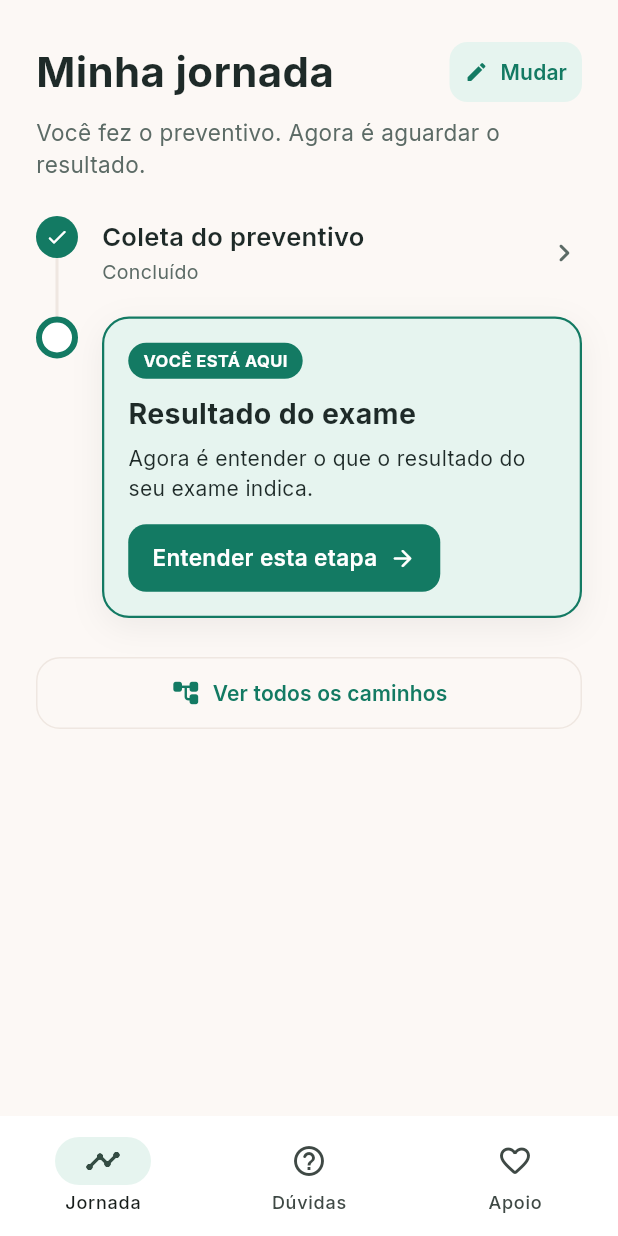
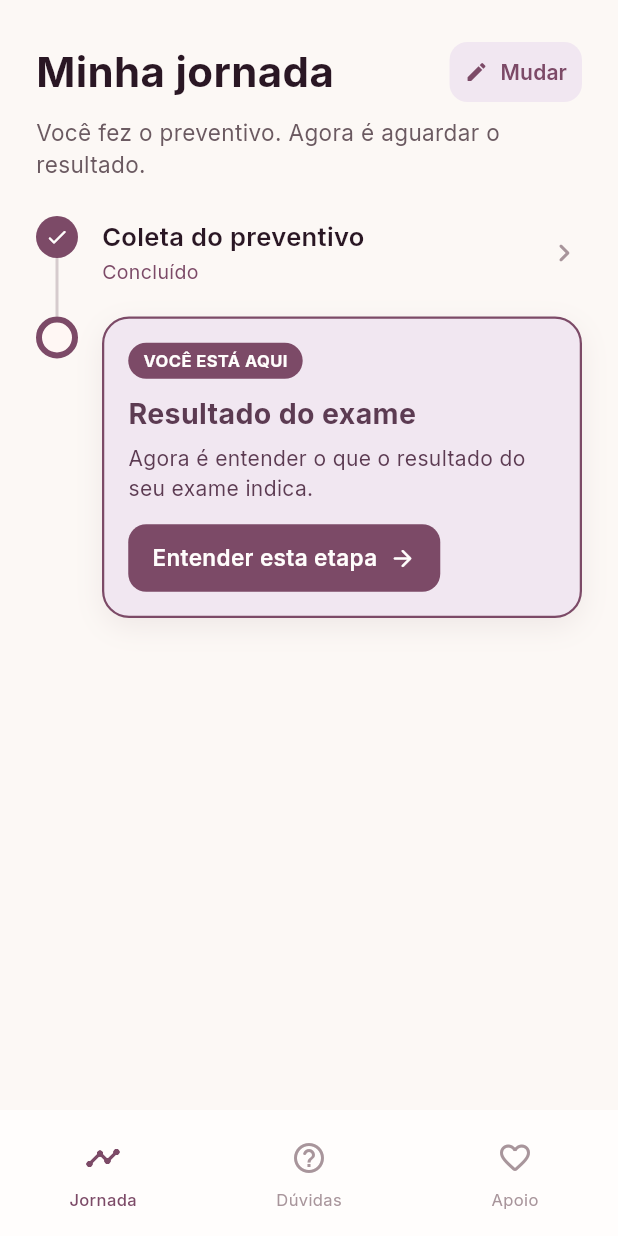
Before and after one commit to sandrogomes7/projeto-acolher-ace4, a Flutter app: the screen it shows after launch, after a tap on "Pular", after a tap on "Fiz o exame preventivo Papanicolau ou Te", on a phone screen of 412 x 824 dp. Run offline on Flutter 3.47's test engine with Material 3 defaults, Android fonts, the phone set to English and light mode, and no system bars; our stand-ins replace google_fonts, just_audio.

Commit message:
style: align journey UI with design tokens

```diff
--- a/lib/data/content.dart
+++ b/lib/data/content.dart
@@ -278,11 +278,9 @@ class PlannedStep {
 class JourneyPlan {
   final String headline;
   final List<PlannedStep> steps;
-  final bool exploreAll;
   const JourneyPlan({
     required this.headline,
     required this.steps,
-    this.exploreAll = false,
   });
 }
 
@@ -338,70 +336,18 @@ JourneyPlan journeyForOnboarding(int index) {
       );
     case 5: // Não sei — quero ver tudo
     default:
-      return const JourneyPlan(
-        headline: 'Veja todos os caminhos possíveis, com calma.',
-        steps: [],
-        exploreAll: true,
+      return JourneyPlan(
+        headline: 'Veja a jornada completa, com calma.',
+        steps: [
+          _p('coleta', StepStatus.current, 'Comece por aqui'),
+          _p('resultado', StepStatus.next, 'Próxima etapa'),
+          _p('encaminhamento', StepStatus.later, 'Depois'),
+          _p('colposcopia', StepStatus.later, 'Depois'),
+          _p('acompanhamento', StepStatus.later, 'Depois'),
+        ],
       );
   }
 }
-
-/// ===================================================================
-/// FLUXOGRAMA COMPLETO — usado na tela "Todos os caminhos"
-/// (espelha o diagrama do projeto)
-/// ===================================================================
-class PathBranch {
-  final String label; // "Resultado normal"
-  final String code; // "NILM"
-  final String summary;
-  final BranchTone tone;
-  final List<String> stepIds; // nós a abrir, em ordem
-  const PathBranch(
-      this.label, this.code, this.summary, this.tone, this.stepIds);
-}
-
-enum BranchTone { calm, attention, refer }
-
-const List<PathBranch> allPaths = [
-  PathBranch(
-    'Resultado normal',
-    'NILM',
-    'Sem alteração. Você volta para a rotina do posto (a cada 3 anos).',
-    BranchTone.calm,
-    ['coleta', 'resultado', 'rotina'],
-  ),
-  PathBranch(
-    'Alteração leve',
-    'ASC-US · LSIL',
-    'Alteração pequena. Muitas regridem sozinhas — você só repete o exame.',
-    BranchTone.attention,
-    ['coleta', 'resultado', 'repetir'],
-  ),
-  PathBranch(
-    'Alteração importante',
-    'ASC-H · HSIL · AGC · AIS',
-    'Vai para colposcopia, biópsia e conduta conforme o resultado.',
-    BranchTone.refer,
-    ['coleta', 'resultado', 'encaminhamento', 'colposcopia', 'acompanhamento'],
-  ),
-];
-
-/// Caminhos do Teste de DNA-HPV (texto resumido do fluxograma).
-class HpvPath {
-  final String label;
-  final String conduct;
-  final BranchTone tone;
-  const HpvPath(this.label, this.conduct, this.tone);
-}
-
-const List<HpvPath> hpvPaths = [
-  HpvPath(
-      'HPV negativo', 'Rotina — repetir em cerca de 5 anos.', BranchTone.calm),
-  HpvPath('HPV positivo + citologia normal', 'Repetir o teste em 12 meses.',
-      BranchTone.attention),
-  HpvPath('HPV positivo + citologia alterada', 'Colposcopia imediata.',
-      BranchTone.refer),
-];
 
 /// ---------- Tira-dúvidas ----------
 class FaqItem {
--- a/lib/screens/home_shell.dart
+++ b/lib/screens/home_shell.dart
@@ -41,11 +41,41 @@ class _HomeShellState extends State<HomeShell> {
 
     return Scaffold(
       body: SafeArea(bottom: false, child: pages[_index]),
-      bottomNavigationBar: NavigationBar(
+      bottomNavigationBar: DecoratedBox(
+        decoration: const BoxDecoration(
+          color: AppColors.bgSurface,
+          border: Border(
+            top: BorderSide(color: AppColors.borderWarm, width: 1),
+          ),
+        ),
+        child: NavigationBarTheme(
+          data: NavigationBarThemeData(
+            backgroundColor: AppColors.bgSurface,
+            surfaceTintColor: Colors.transparent,
+            shadowColor: Colors.transparent,
+            indicatorColor: Colors.transparent,
+            elevation: 0,
+            height: 84,
+            iconTheme: WidgetStateProperty.resolveWith((states) {
+              final color = states.contains(WidgetState.selected)
+                  ? AppColors.primaryPlum
+                  : AppColors.textMutedWarm;
+              return IconThemeData(color: color, size: 24);
+            }),
+            labelTextStyle: WidgetStateProperty.resolveWith((states) {
+              final selected = states.contains(WidgetState.selected);
+              return TextStyle(
+                color:
+                    selected ? AppColors.primaryPlum : AppColors.textMutedWarm,
+                fontSize: 11,
+                fontWeight: selected ? FontWeight.w500 : FontWeight.w400,
+              );
+            }),
+          ),
+          child: NavigationBar(
             selectedIndex: _index,
             onDestinationSelected: (i) => setState(() => _index = i),
-        backgroundColor: AppColors.white,
-        indicatorColor: AppColors.surfaceSoft,
+            labelBehavior: NavigationDestinationLabelBehavior.alwaysShow,
             destinations: const [
               NavigationDestination(
                 icon: Icon(Icons.timeline_rounded),
@@ -61,6 +91,8 @@ class _HomeShellState extends State<HomeShell> {
               ),
             ],
           ),
+        ),
+      ),
     );
   }
 }
--- a/lib/screens/journey_screen.dart
+++ b/lib/screens/journey_screen.dart
@@ -2,7 +2,6 @@ import 'package:flutter/material.dart';
 
 import '../data/content.dart';
 import '../theme/app_theme.dart';
-import 'all_paths_screen.dart';
 import 'step_detail_screen.dart';
 
 /// "Minha jornada" — mostra SÓ o caminho da paciente (definido no onboarding).
@@ -12,7 +11,8 @@ class JourneyScreen extends StatelessWidget {
   final JourneyPlan plan;
   final VoidCallback? onChangeSituation;
 
-  void _openStep(BuildContext context, PlannedStep step, int number, int total) {
+  void _openStep(
+      BuildContext context, PlannedStep step, int number, int total) {
     Navigator.of(context).push(
       MaterialPageRoute(
         builder: (_) => StepDetailScreen(
@@ -28,29 +28,6 @@ class JourneyScreen extends StatelessWidget {
 
   @override
   Widget build(BuildContext context) {
-    if (plan.exploreAll) {
-      return Column(
-        children: [
-          Padding(
-            padding: const EdgeInsets.fromLTRB(24, 20, 24, 0),
-            child: Row(
-              children: [
-                const Expanded(
-                  child: Text('Todos os caminhos',
-                      style: TextStyle(
-                          fontSize: 28,
-                          fontWeight: FontWeight.w700,
-                          color: AppColors.textDark)),
-                ),
-                _ChangeButton(onTap: onChangeSituation),
-              ],
-            ),
-          ),
-          const Expanded(child: AllPathsScreen(embedded: true)),
-        ],
-      );
-    }
-
     return ListView(
       padding: const EdgeInsets.fromLTRB(24, 24, 24, 24),
       children: [
@@ -61,14 +38,15 @@ class JourneyScreen extends StatelessWidget {
                   style: TextStyle(
                       fontSize: 28,
                       fontWeight: FontWeight.w700,
-                      color: AppColors.textDark)),
+                      color: AppColors.textDarkWarm)),
             ),
             _ChangeButton(onTap: onChangeSituation),
           ],
         ),
         const SizedBox(height: 6),
         Text(plan.headline,
-            style: const TextStyle(fontSize: 15, color: AppColors.textMuted)),
+            style:
+                const TextStyle(fontSize: 15, color: AppColors.textSecondary)),
         const SizedBox(height: 24),
         ...List.generate(plan.steps.length, (i) {
           return _TimelineTile(
@@ -78,24 +56,6 @@ class JourneyScreen extends StatelessWidget {
                 _openStep(context, plan.steps[i], i + 1, plan.steps.length),
           );
         }),
-        const SizedBox(height: 8),
-        OutlinedButton.icon(
-          onPressed: () => Navigator.of(context).push(
-            MaterialPageRoute(builder: (_) => const AllPathsScreen()),
-          ),
-          icon: const Icon(Icons.account_tree_rounded,
-              color: AppColors.primary, size: 20),
-          label: const Text('Ver todos os caminhos',
-              style: TextStyle(
-                  color: AppColors.primary, fontWeight: FontWeight.w600)),
-          style: OutlinedButton.styleFrom(
-            padding: const EdgeInsets.symmetric(vertical: 14),
-            minimumSize: const Size(double.infinity, 0),
-            side: const BorderSide(color: AppColors.border, width: 1),
-            shape:
-                RoundedRectangleBorder(borderRadius: BorderRadius.circular(16)),
-          ),
-        ),
       ],
     );
   }
@@ -110,13 +70,14 @@ class _ChangeButton extends StatelessWidget {
     if (onTap == null) return const SizedBox.shrink();
     return TextButton.icon(
       onPressed: onTap,
-      icon: const Icon(Icons.edit_rounded, size: 16, color: AppColors.primary),
+      icon: const Icon(Icons.edit_rounded,
+          size: 16, color: AppColors.primaryPlum),
       label: const Text('Mudar',
-          style:
-              TextStyle(color: AppColors.primary, fontWeight: FontWeight.w600)),
+          style: TextStyle(
+              color: AppColors.primaryPlum, fontWeight: FontWeight.w600)),
       style: TextButton.styleFrom(
         padding: const EdgeInsets.symmetric(horizontal: 10, vertical: 6),
-        backgroundColor: AppColors.surfaceSoft,
+        backgroundColor: AppColors.surfaceLavender,
         shape: RoundedRectangleBorder(borderRadius: BorderRadius.circular(12)),
       ),
     );
@@ -147,7 +108,9 @@ class _TimelineTile extends StatelessWidget {
               _TimelineDot(status: step.status),
               if (!isLast)
                 Expanded(
-                  child: Container(width: 2, color: AppColors.border),
+                  child: Container(
+                      width: 2,
+                      color: AppColors.textMutedWarm.withValues(alpha: 0.45)),
                 ),
             ],
           ),
@@ -178,9 +141,9 @@ class _TimelineDot extends StatelessWidget {
           width: 28,
           height: 28,
           decoration: const BoxDecoration(
-              color: AppColors.primary, shape: BoxShape.circle),
+              color: AppColors.primaryPlum, shape: BoxShape.circle),
           child: const Icon(Icons.check_rounded,
-              size: 16, color: AppColors.white),
+              size: 16, color: AppColors.textOnPrimary),
         );
       case StepStatus.current:
         // anel verde com centro branco
@@ -188,9 +151,9 @@ class _TimelineDot extends StatelessWidget {
           width: 28,
           height: 28,
           decoration: BoxDecoration(
-            color: AppColors.white,
+            color: AppColors.bgRose,
             shape: BoxShape.circle,
-            border: Border.all(color: AppColors.primary, width: 4),
+            border: Border.all(color: AppColors.primaryPlum, width: 4),
           ),
         );
       default:
@@ -198,9 +161,9 @@ class _TimelineDot extends StatelessWidget {
           width: 28,
           height: 28,
           decoration: BoxDecoration(
-            color: AppColors.white,
+            color: AppColors.bgRose,
             shape: BoxShape.circle,
-            border: Border.all(color: AppColors.border, width: 2),
+            border: Border.all(color: AppColors.textMutedWarm, width: 2),
           ),
         );
     }
@@ -217,7 +180,10 @@ class _PlainRow extends StatelessWidget {
   Widget build(BuildContext context) {
     final isFuture =
         step.status == StepStatus.next || step.status == StepStatus.later;
-    final titleColor = isFuture ? AppColors.textMuted : AppColors.textDark;
+    final titleColor =
+        isFuture ? AppColors.textMutedWarm : AppColors.textDarkWarm;
+    final metaColor =
+        isFuture ? AppColors.textMutedWarm : AppColors.primaryPlum;
     return InkWell(
       onTap: onOpen,
       borderRadius: BorderRadius.circular(12),
@@ -236,15 +202,13 @@ class _PlainRow extends StatelessWidget {
                           color: titleColor)),
                   const SizedBox(height: 2),
                   Text(step.statusLabel,
-                      style: TextStyle(
-                          fontSize: 13,
-                          color: AppColors.textMuted.withOpacity(
-                              isFuture ? 0.8 : 1))),
+                      style: TextStyle(fontSize: 13, color: metaColor)),
                 ],
               ),
             ),
             Icon(Icons.chevron_right_rounded,
-                color: AppColors.textMuted.withOpacity(isFuture ? 0.6 : 1)),
+                color: AppColors.textMutedWarm
+                    .withValues(alpha: isFuture ? 0.6 : 1)),
           ],
         ),
       ),
@@ -263,14 +227,14 @@ class _CurrentCard extends StatelessWidget {
     return Container(
       padding: const EdgeInsets.all(16),
       decoration: BoxDecoration(
-        color: AppColors.surfaceSoft,
+        color: AppColors.surfaceLavender,
         borderRadius: BorderRadius.circular(18),
-        border: Border.all(color: AppColors.primary, width: 1.5),
-        boxShadow: [
+        border: Border.all(color: AppColors.primaryPlum, width: 1.5),
+        boxShadow: const [
           BoxShadow(
-            color: Colors.black.withOpacity(0.06),
-            blurRadius: 18,
-            offset: const Offset(0, 6),
+            color: AppColors.shadowLight,
+            blurRadius: 15.75,
+            offset: Offset(0, 6),
           ),
         ],
       ),
@@ -280,12 +244,12 @@ class _CurrentCard extends StatelessWidget {
           Container(
             padding: const EdgeInsets.symmetric(horizontal: 10, vertical: 4),
             decoration: BoxDecoration(
-              color: AppColors.primary,
+              color: AppColors.primaryPlum,
               borderRadius: BorderRadius.circular(20),
             ),
             child: const Text('VOCÊ ESTÁ AQUI',
                 style: TextStyle(
-                    color: AppColors.white,
+                    color: AppColors.textOnPrimary,
                     fontSize: 11,
                     fontWeight: FontWeight.w700,
                     letterSpacing: 0.3)),
@@ -295,15 +259,15 @@ class _CurrentCard extends StatelessWidget {
               style: const TextStyle(
                   fontSize: 19,
                   fontWeight: FontWeight.w700,
-                  color: AppColors.textDark)),
+                  color: AppColors.primaryDarker)),
           const SizedBox(height: 6),
           Text(step.content.summary,
               style: const TextStyle(
-                  fontSize: 14, height: 1.45, color: AppColors.textDark)),
+                  fontSize: 14, height: 1.45, color: AppColors.primaryDarker)),
           const SizedBox(height: 14),
           // Botão "Entender esta etapa →"
           Material(
-            color: AppColors.primary,
+            color: AppColors.primaryPlum,
             borderRadius: BorderRadius.circular(12),
             child: InkWell(
               borderRadius: BorderRadius.circular(12),
@@ -316,12 +280,12 @@ class _CurrentCard extends StatelessWidget {
                   children: [
                     Text('Entender esta etapa',
                         style: TextStyle(
-                            color: AppColors.white,
+                            color: AppColors.textOnPrimary,
                             fontSize: 15,
                             fontWeight: FontWeight.w600)),
                     SizedBox(width: 8),
                     Icon(Icons.arrow_forward_rounded,
-                        color: AppColors.white, size: 18),
+                        color: AppColors.textOnPrimary, size: 18),
                   ],
                 ),
               ),
--- a/lib/theme/app_theme.dart
+++ b/lib/theme/app_theme.dart
@@ -18,14 +18,24 @@ class AppColors {
   static const pinkText = Color(0xFF9B2F5E);
 
   static const bgCream = Color(0xFFFFF8F1);
+  static const bgRose = Color(0xFFFFF7F4);
+  static const bgSurface = Color(0xFFFFFDFC);
   static const surfaceWarm = Color(0xFFFFFDFA);
   static const surfaceLavender = Color(0xFFF1E7F1);
+  static const borderWarm = Color(0xFFEAD8D2);
   static const borderLight = Color(0xFFEADFD6);
+  static const textDarkWarm = Color(0xFF2A1724);
+  static const textDarkWarm40 = Color(0x662A1724);
   static const textBody = Color(0xFF3F3038);
+  static const textBody85 = Color(0xD93F3038);
+  static const textSecondary = Color(0xFF6B5A61);
   static const textTertiary = Color(0xFF71635F);
   static const textMutedWarm = Color(0xFFA8959B);
+  static const textOnPrimary = Color(0xFFFFFDFC);
   static const primaryPlum = Color(0xFF7C4A67);
+  static const primaryDarker = Color(0xFF5C3B52);
   static const shadowLight = Color(0x176B4452);
+  static const shadow = Color(0x245B3D4D);
 }
 
 class AppTheme {
```
Lines whose indentation alone changed are shown as unchanged.
